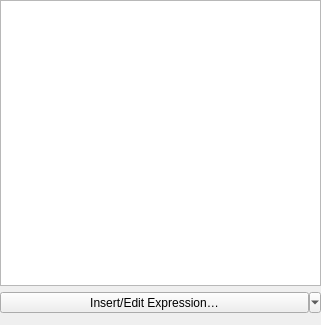
Before: the Qt Designer form src/ui/annotations/qgsannotationpointtextwidgetbase.ui in nextgis/nextgisqgis, drawn with Qt 5.
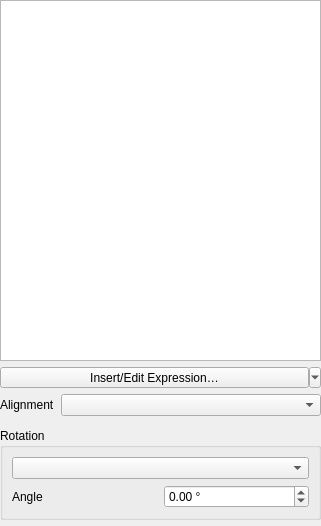
After: the same form once the commit is applied. Custom widgets are drawn as their Qt base class.

The edit to the form file:
```diff
--- a/src/ui/annotations/qgsannotationpointtextwidgetbase.ui
+++ b/src/ui/annotations/qgsannotationpointtextwidgetbase.ui
@@ -7,13 +7,13 @@
     <x>0</x>
     <y>0</y>
     <width>321</width>
-    <height>325</height>
+    <height>526</height>
    </rect>
   </property>
   <property name="windowTitle">
    <string>Point Text Annotation</string>
   </property>
-  <layout class="QGridLayout" name="gridLayout">
+  <layout class="QGridLayout" name="gridLayout" columnstretch="0,1">
    <property name="leftMargin">
     <number>0</number>
    </property>
@@ -26,7 +26,54 @@
    <property name="bottomMargin">
     <number>0</number>
    </property>
-   <item row="0" column="0">
+   <item row="6" column="0" colspan="2">
+    <widget class="QgsAnnotationItemCommonPropertiesWidget" name="mPropertiesWidget" native="true"/>
+   </item>
+   <item row="5" column="0" colspan="2">
+    <widget class="QGroupBox" name="groupBox">
+     <property name="title">
+      <string>Rotation</string>
+     </property>
+     <layout class="QGridLayout" name="gridLayout_2">
+      <item row="1" column="0">
+       <widget class="QLabel" name="label">
+        <property name="text">
+         <string>Angle</string>
+        </property>
+       </widget>
+      </item>
+      <item row="1" column="1">
+       <widget class="QgsDoubleSpinBox" name="mSpinTextAngle">
+        <property name="wrapping">
+         <bool>true</bool>
+        </property>
+        <property name="suffix">
+         <string> °</string>
+        </property>
+        <property name="decimals">
+         <number>2</number>
+        </property>
+        <property name="minimum">
+         <double>-360.000000000000000</double>
+        </property>
+        <property name="maximum">
+         <double>360.000000000000000</double>
+        </property>
+        <property name="singleStep">
+         <double>0.500000000000000</double>
+        </property>
+       </widget>
+      </item>
+      <item row="0" column="0" colspan="2">
+       <widget class="QComboBox" name="mRotationModeCombo"/>
+      </item>
+     </layout>
+    </widget>
+   </item>
+   <item row="3" column="0" colspan="2">
+    <widget class="QWidget" name="mTextFormatWidgetContainer" native="true"/>
+   </item>
+   <item row="0" column="0" colspan="2">
     <widget class="QPlainTextEdit" name="mTextEdit">
      <property name="minimumSize">
       <size>
@@ -36,7 +83,7 @@
      </property>
     </widget>
    </item>
-   <item row="1" column="0">
+   <item row="1" column="0" colspan="2">
     <widget class="QToolButton" name="mInsertExpressionButton">
      <property name="sizePolicy">
         <sizepolicy hsizetype="Expanding" vsizetype="Fixed">
@@ -58,11 +105,15 @@
      </property>
     </widget>
    </item>
-   <item row="3" column="0">
-    <widget class="QgsAnnotationItemCommonPropertiesWidget" name="mPropertiesWidget" native="true"/>
+   <item row="2" column="1">
+    <widget class="QgsAlignmentComboBox" name="mAlignmentComboBox"/>
    </item>
    <item row="2" column="0">
-    <widget class="QWidget" name="mTextFormatWidgetContainer" native="true"/>
+    <widget class="QLabel" name="label_2">
+     <property name="text">
+      <string>Alignment</string>
+     </property>
+    </widget>
    </item>
   </layout>
  </widget>
@@ -73,6 +124,16 @@
    <header>qgsannotationitemcommonpropertieswidget.h</header>
    <container>1</container>
   </customwidget>
+  <customwidget>
+   <class>QgsDoubleSpinBox</class>
+   <extends>QDoubleSpinBox</extends>
+   <header>qgsdoublespinbox.h</header>
+  </customwidget>
+  <customwidget>
+   <class>QgsAlignmentComboBox</class>
+   <extends>QComboBox</extends>
+   <header>qgsalignmentcombobox.h</header>
+  </customwidget>
  </customwidgets>
  <resources/>
  <connections/>
```
Left out of the diff: 16 changed lines with no effect on the pictures.
